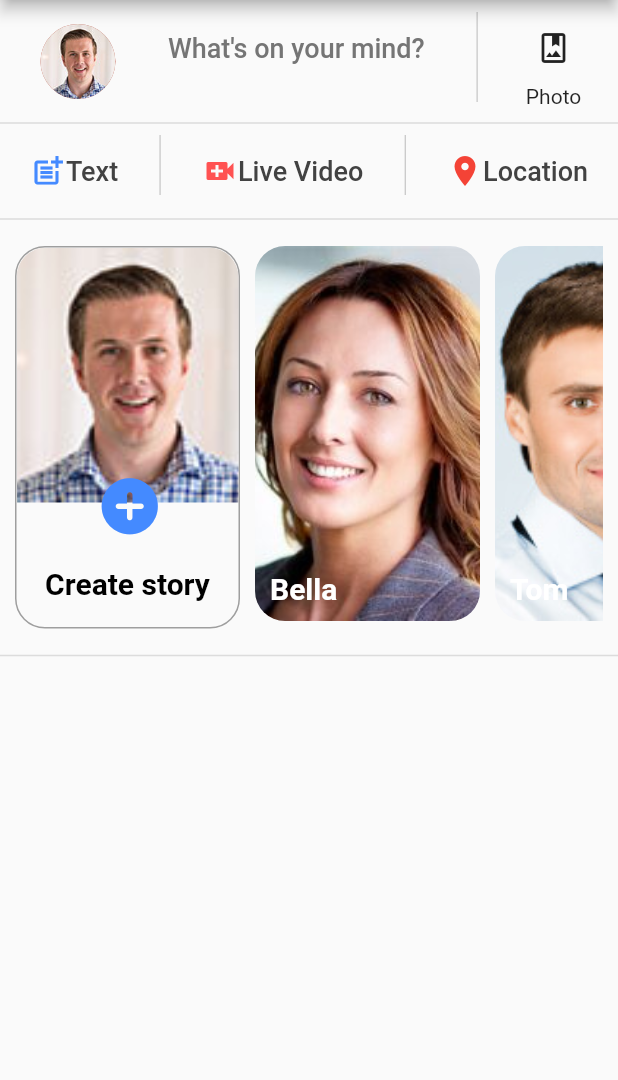
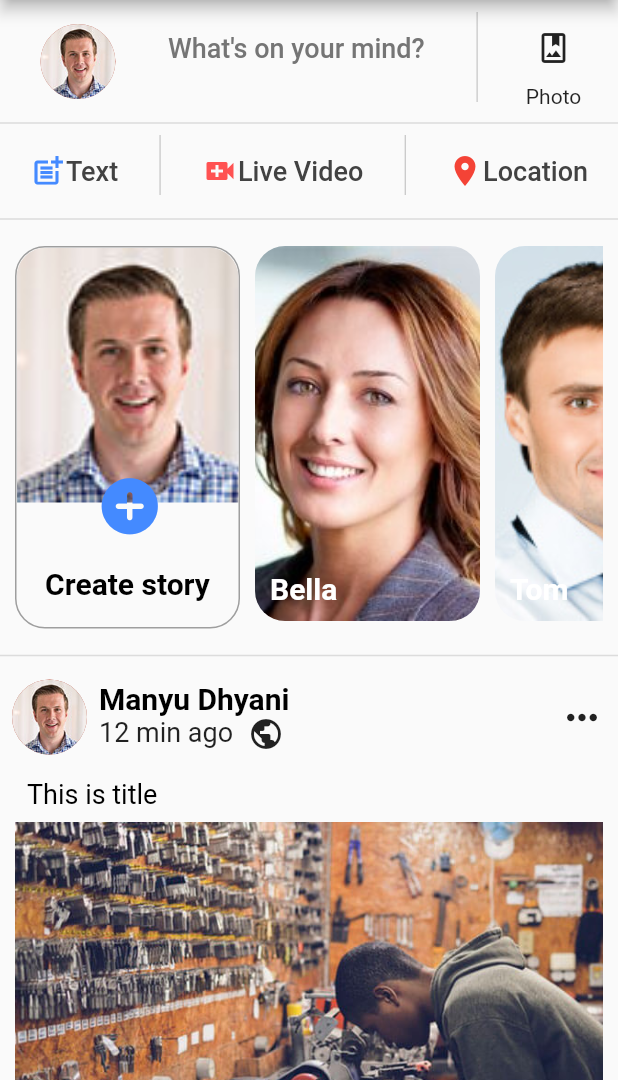
Before and after one commit to ManyuDhyani/Facebook_UI_Clone_Flutter, a Flutter app: the screen it shows after launch, on a phone screen of 412 x 824 dp, the part 156-1236 px from its top. Run offline on Flutter 3.47's test engine with Material 2 defaults, Android fonts, the phone set to English and light mode, and no system bars; drawn by our look-alikes of badges.

Commit message:
Home: Post Feed Design

```diff
--- a/lib/Windows/homeDetail.dart
+++ b/lib/Windows/homeDetail.dart
@@ -1,5 +1,6 @@
 import 'package:facebook_ui_clone_flutter/Windows/homeWidgets/homeMenuBar.dart';
 import 'package:facebook_ui_clone_flutter/Windows/homeWidgets/postBar.dart';
+import 'package:facebook_ui_clone_flutter/Windows/homeWidgets/postFeed.dart';
 import 'package:facebook_ui_clone_flutter/Windows/homeWidgets/storyBar.dart';
 import 'package:flutter/material.dart';
 
@@ -23,6 +24,7 @@ class _homeDetailState extends State<homeDetail> {
           const Divider(thickness: 1, color: Colors.black12),
           storyBar(),
           const Divider(thickness: 1, color: Colors.black12),
+          PostFeed(),
         ],
       ),
     );
--- /dev/null
+++ b/lib/Windows/homeWidgets/postFeed.dart
@@ -0,0 +1,112 @@
+import 'dart:ui';
+
+import 'package:flutter/material.dart';
+
+class PostFeed extends StatelessWidget {
+  const PostFeed({Key? key}) : super(key: key);
+
+  @override
+  Widget build(BuildContext context) {
+    return Container(
+      child: Column(
+        children: [
+          Row(
+            children: [
+              IconButton(
+                iconSize: 50,
+                onPressed: () => {},
+                icon: CircleAvatar(
+                  radius: 80.0,
+                  backgroundImage: AssetImage("images/user/avatar-1.jpg"),
+                ),
+              ),
+              Expanded(
+                child: Column(
+                  crossAxisAlignment: CrossAxisAlignment.start,
+                  children: [
+                    Text(
+                      "Manyu Dhyani",
+                      style: TextStyle(
+                        fontSize: 20.0,
+                        color: Colors.black,
+                        fontWeight: FontWeight.bold,
+                      ),
+                    ),
+                    Wrap(
+                      spacing: 10.0,
+                      children: [
+                        Text(
+                          "12 min ago",
+                          style: TextStyle(fontSize: 18.0),
+                        ),
+                        Icon(Icons.public),
+                      ],
+                    )
+                  ],
+                ),
+              ),
+              IconButton(
+                iconSize: 30,
+                onPressed: () => {},
+                icon: Icon(Icons.more_horiz_outlined),
+              )
+            ],
+          ),
+          Container(
+            margin: EdgeInsets.symmetric(horizontal: 10),
+            child: Column(
+              crossAxisAlignment: CrossAxisAlignment.start,
+              children: [
+                Padding(
+                  padding: const EdgeInsets.all(8.0),
+                  child: Text(
+                    "This is title",
+                    style: TextStyle(fontSize: 18, color: Colors.black),
+                  ),
+                ),
+                Image(image: AssetImage("images/post/gallery-1.jpg"))
+              ],
+            ),
+          ),
+          Row(
+            mainAxisAlignment: MainAxisAlignment.spaceEvenly,
+            children: [
+              Row(
+                children: [
+                  IconButton(
+                    onPressed: () => {},
+                    icon: Icon(Icons.thumb_up_alt_outlined),
+                  ),
+                  Text(
+                    "12",
+                    style: TextStyle(fontSize: 18),
+                  )
+                ],
+              ),
+              Row(
+                children: [
+                  IconButton(
+                    onPressed: () => {},
+                    icon: Icon(Icons.message_outlined),
+                  ),
+                  Text(
+                    "20",
+                    style: TextStyle(fontSize: 18),
+                  )
+                ],
+              ),
+              Row(
+                children: [
+                  IconButton(
+                    onPressed: () => {},
+                    icon: Icon(Icons.share_outlined),
+                  )
+                ],
+              )
+            ],
+          )
+        ],
+      ),
+    );
+  }
+}
```
